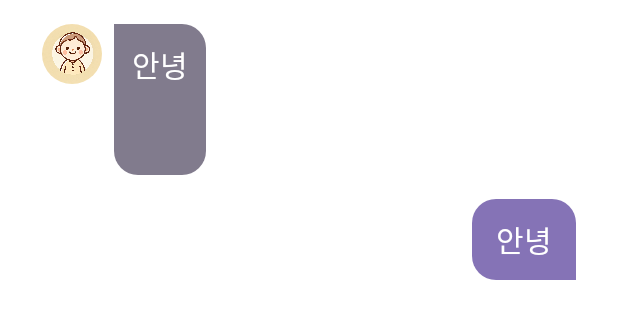
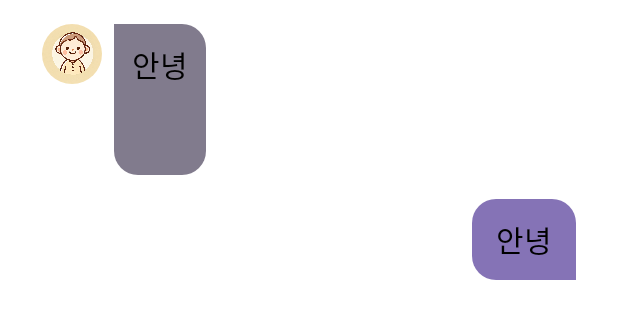
Before and after one commit to CSID-DGU/2024-1-CECD3-BytePhant-6, an Android app built with Jetpack Compose: the @Preview function TestList, on a phone screen of 412 x 824 dp. Shown: the top 319 px of the screen. Run offline under Robolectric (Android 15) with nearby library versions, the phone set to English and light mode, and no system bars.

Commit message:
fix: 글자 색상 수정

```diff
--- a/frontend/app/src/main/java/com/bytephant/senior_care/ui/screen/chat/bubble/AIChatBubbleBody.kt
+++ b/frontend/app/src/main/java/com/bytephant/senior_care/ui/screen/chat/bubble/AIChatBubbleBody.kt
@@ -50,7 +50,7 @@ fun AIChatBubbleBody(
     ) {
         Text(
             text = message.message,
-            color = Color.White,
+            color = Color.Black,
             fontSize = 20.sp
         )
     }
--- a/frontend/app/src/main/java/com/bytephant/senior_care/ui/screen/chat/bubble/UserChatBubbleBody.kt
+++ b/frontend/app/src/main/java/com/bytephant/senior_care/ui/screen/chat/bubble/UserChatBubbleBody.kt
@@ -52,7 +52,7 @@ fun UserChatBubbleBody(
             ) {
                 Text(
                     text = message.message,
-                    color = Color.White,
+                    color = Color.Black,
                     fontSize = 20.sp
                 )
             }
```
